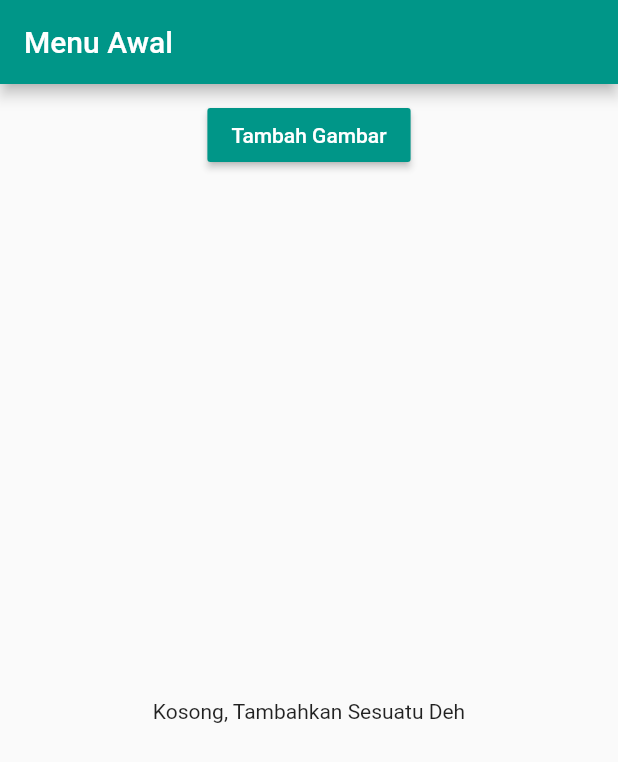
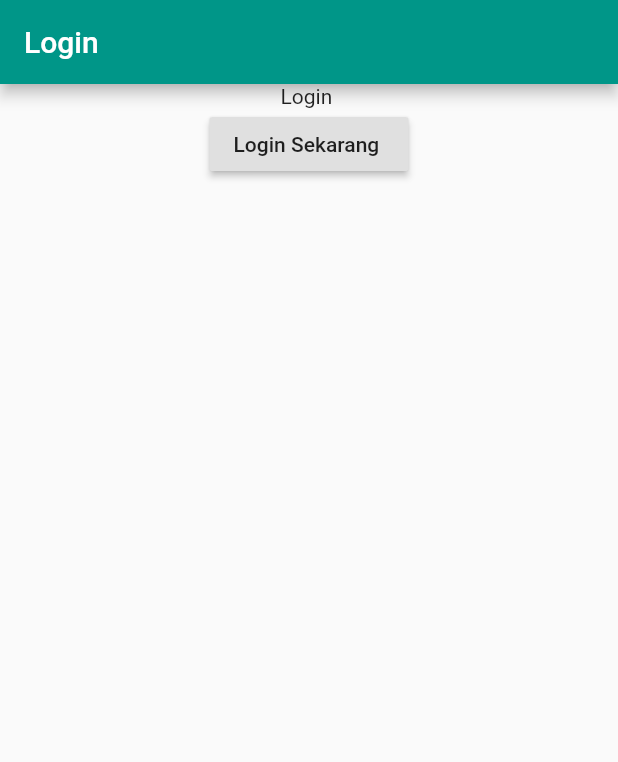
Before and after one commit to gandhiwiria78/latihan2, a Flutter app: the screen it shows after launch, on a phone screen of 412 x 824 dp. Shown: the top 762 px of the screen. Run offline on Flutter 3.47's test engine with Material 2 defaults, Android fonts, the light colour scheme and no system bars.

Commit message:
Latihan 6no.17

```diff
--- a/lib/main.dart
+++ b/lib/main.dart
@@ -1,6 +1,8 @@
 import 'package:flutter/material.dart';
-import './pages/home.dart';
 
+import './pages/auth.dart';
+import './pages/ProdukPage.dart';
+import './pages/produk_Admin.dart';
 void main() => {runApp(MyApp())};
 
 class MyApp extends StatelessWidget {
@@ -11,7 +13,12 @@ class MyApp extends StatelessWidget {
         primarySwatch: Colors.teal,
         accentColor: Colors.tealAccent
       ),
-      home: Home()
+      home: AuthPage(),
+      routes: {
+        '/': (BuildContext context)=> ProdukPage(),
+        '/admin': (BuildContext context)=> ProdukAdminPage(),
+
+      },
     );
   }
 }
--- /dev/null
+++ b/lib/pages/auth.dart
@@ -0,0 +1,25 @@
+import 'package:flutter/material.dart';
+import './ProdukPage.dart';
+
+class AuthPage extends StatelessWidget {
+  @override
+  Widget build(BuildContext context) {
+    return Container(
+      child: Scaffold(
+          appBar: AppBar(
+            title: Text("Login "),
+          ),
+          body:Center(child: Column(children: <Widget>[
+            Text("Login "),
+            RaisedButton(child:
+              Text('Login Sekarang '),
+              onPressed: (){
+                Navigator.pushReplacement(context,MaterialPageRoute(builder: (BuildContext context) => ProdukPage() ));
+              }
+            ,)
+
+          ],),)
+          ),
+    );
+  }
+}
--- a/lib/pages/home.dart
+++ /dev/null
@@ -1,18 +0,0 @@
-import 'package:flutter/material.dart';
-
-import '../produks_manager.dart';
-
-class Home extends StatelessWidget {
-  const Home({Key key}) : super(key: key);
-
-  @override
-  Widget build(BuildContext context) {
-    return Container(
-      child: Scaffold(
-          appBar: AppBar(
-            title: Text("Menu Awal"),
-          ),
-          body: ProdukManager()),
-    );
-  }
-}
--- a/lib/produks_controls.dart
+++ b/lib/produks_controls.dart
@@ -5,18 +5,16 @@ class ProdukControl extends StatelessWidget {
   // final adalah memberitahu bahwa variable
   // tersebut tidak bisa diset ulang hanya bisa ditambah
 
-
   final Function addProduk;
   ProdukControl(this.addProduk);
   @override
   Widget build(BuildContext context) {
     return RaisedButton(
       color: Theme.of(context).primaryColor,
-
       onPressed: () {
-        addProduk({'title':'Makanan Manis','imagePath':'assets/food.jpg'});
+        addProduk({'title':'Hasil Tangan CU Angudilaras','imagePath':'assets/bkvu.jpg'});
       },
-      child: Text("Tambah Gambar",style: TextStyle(color: Colors.white)),
+      child: Text( "Tambah Gambar", style: TextStyle(color: Colors.white)),
     );
   }
 }
```
Also changed, not shown: lib/pages/ProdukPage.dart (added, +30 -0 lines), lib/pages/produkDetail.dart (+10 -4 lines), lib/pages/produk_Admin.dart (added, +43 -0 lines), lib/pages/produk_create.dart (added, +8 -0 lines), lib/pages/produk_list.dart (added, +8 -0 lines), lib/produks.dart (+9 -3 lines), lib/produks_manager.dart (+6 -1 lines), assets/bkvu.jpg (added), lib/pages/produks.dart (added).
